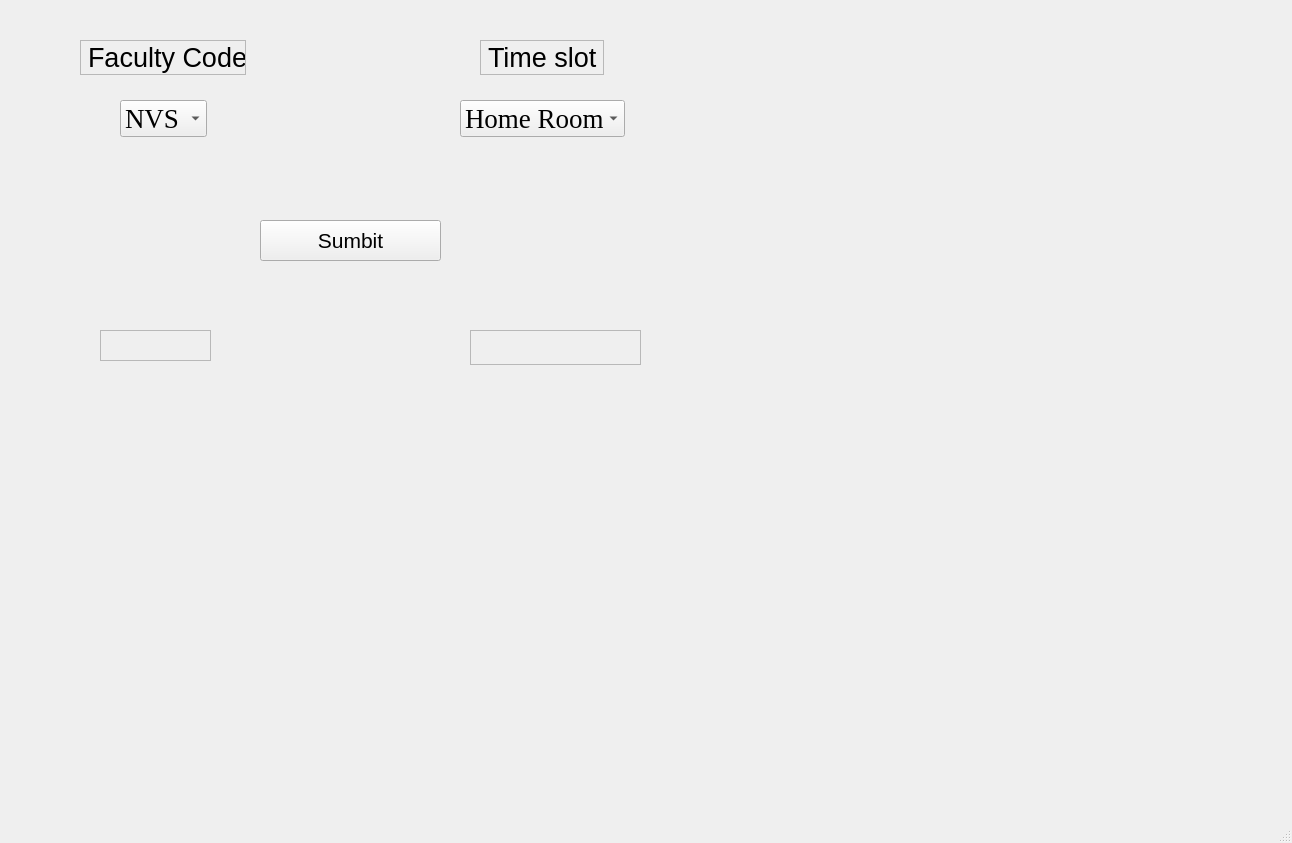
VaradMash/Teacher_Finder, file Gui/TeacherPortal1.ui: the form before one commit.
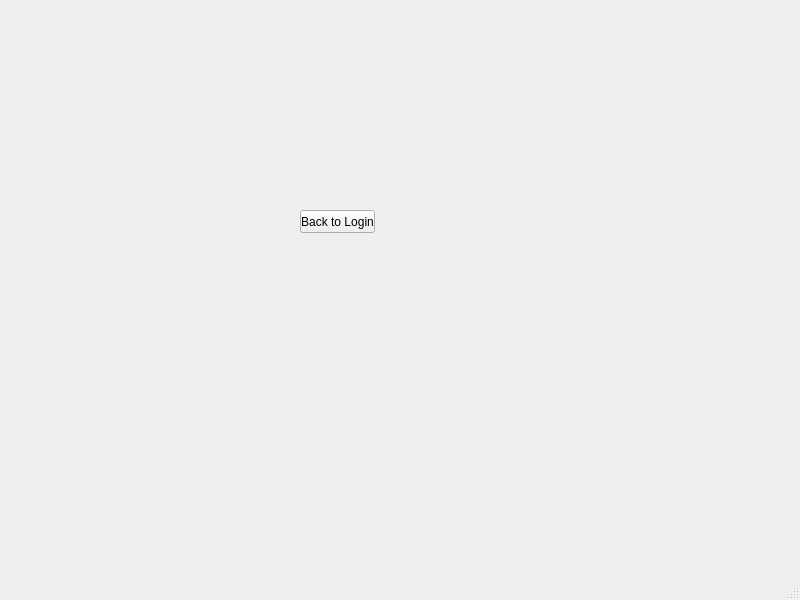
The form after the commit.

Diff of the .ui file:
```diff
--- a/Gui/TeacherPortal1.ui
+++ b/Gui/TeacherPortal1.ui
@@ -6,8 +6,8 @@
    <rect>
     <x>0</x>
     <y>0</y>
-    <width>1292</width>
-    <height>843</height>
+    <width>800</width>
+    <height>600</height>
    </rect>
   </property>
   <property name="windowTitle">
@@ -17,228 +17,14 @@
    <widget class="QPushButton" name="submitPB">
     <property name="geometry">
      <rect>
-      <x>260</x>
-      <y>220</y>
-      <width>181</width>
-      <height>41</height>
+      <x>300</x>
+      <y>210</y>
+      <width>75</width>
+      <height>23</height>
      </rect>
     </property>
-    <property name="font">
-     <font>
-      <pointsize>16</pointsize>
-     </font>
-    </property>
     <property name="text">
-     <string>Sumbit</string>
-    </property>
-   </widget>
-   <widget class="QComboBox" name="comboBox1">
-    <property name="geometry">
-     <rect>
-      <x>120</x>
-      <y>100</y>
-      <width>87</width>
-      <height>37</height>
-     </rect>
-    </property>
-    <property name="font">
-     <font>
-      <family>Times New Roman</family>
-      <pointsize>20</pointsize>
-     </font>
-    </property>
-    <property name="statusTip">
-     <string>Select the required faculty</string>
-    </property>
-    <property name="autoFillBackground">
-     <bool>false</bool>
-    </property>
-    <property name="editable">
-     <bool>false</bool>
-    </property>
-    <property name="maxVisibleItems">
-     <number>50</number>
-    </property>
-    <property name="sizeAdjustPolicy">
-     <enum>QComboBox::AdjustToContentsOnFirstShow</enum>
-    </property>
-    <property name="duplicatesEnabled">
-     <bool>false</bool>
-    </property>
-    <item>
-     <property name="text">
-      <string>NVS</string>
-     </property>
-    </item>
-    <item>
-     <property name="text">
-      <string>MDB</string>
-     </property>
-    </item>
-    <item>
-     <property name="text">
-      <string>NPS</string>
-     </property>
-    </item>
-    <item>
-     <property name="text">
-      <string>LL</string>
-     </property>
-    </item>
-   </widget>
-   <widget class="QLabel" name="labelx">
-    <property name="geometry">
-     <rect>
-      <x>100</x>
-      <y>330</y>
-      <width>111</width>
-      <height>31</height>
-     </rect>
-    </property>
-    <property name="font">
-     <font>
-      <pointsize>20</pointsize>
-     </font>
-    </property>
-    <property name="frameShape">
-     <enum>QFrame::StyledPanel</enum>
-    </property>
-    <property name="text">
-     <string/>
-    </property>
-   </widget>
-   <widget class="QLabel" name="label1">
-    <property name="geometry">
-     <rect>
-      <x>80</x>
-      <y>40</y>
-      <width>166</width>
-      <height>35</height>
-     </rect>
-    </property>
-    <property name="font">
-     <font>
-      <pointsize>20</pointsize>
-     </font>
-    </property>
-    <property name="frameShape">
-     <enum>QFrame::StyledPanel</enum>
-    </property>
-    <property name="text">
-     <string>Faculty Code</string>
-    </property>
-   </widget>
-   <widget class="QLabel" name="label2">
-    <property name="geometry">
-     <rect>
-      <x>480</x>
-      <y>40</y>
-      <width>124</width>
-      <height>35</height>
-     </rect>
-    </property>
-    <property name="font">
-     <font>
-      <pointsize>20</pointsize>
-     </font>
-    </property>
-    <property name="frameShape">
-     <enum>QFrame::StyledPanel</enum>
-    </property>
-    <property name="text">
-     <string>Time slot</string>
-    </property>
-   </widget>
-   <widget class="QComboBox" name="comboBox2">
-    <property name="geometry">
-     <rect>
-      <x>460</x>
-      <y>100</y>
-      <width>165</width>
-      <height>37</height>
-     </rect>
-    </property>
-    <property name="font">
-     <font>
-      <family>Times New Roman</family>
-      <pointsize>20</pointsize>
-     </font>
-    </property>
-    <property name="statusTip">
-     <string>Select the time slot</string>
-    </property>
-    <property name="autoFillBackground">
-     <bool>false</bool>
-    </property>
-    <property name="maxVisibleItems">
-     <number>50</number>
-    </property>
-    <property name="sizeAdjustPolicy">
-     <enum>QComboBox::AdjustToContentsOnFirstShow</enum>
-    </property>
-    <property name="duplicatesEnabled">
-     <bool>false</bool>
-    </property>
-    <item>
-     <property name="text">
-      <string>Home Room</string>
-     </property>
-    </item>
-    <item>
-     <property name="text">
-      <string>8:00-9:00</string>
-     </property>
-    </item>
-    <item>
-     <property name="text">
-      <string>9:00-10:00</string>
-     </property>
-    </item>
-    <item>
-     <property name="text">
-      <string>10:15-11:15</string>
-     </property>
-    </item>
-    <item>
-     <property name="text">
-      <string>11:15-12:15</string>
-     </property>
-    </item>
-    <item>
-     <property name="text">
-      <string>1:00-2:00</string>
-     </property>
-    </item>
-    <item>
-     <property name="text">
-      <string>2:00-3:00</string>
-     </property>
-    </item>
-    <item>
-     <property name="text">
-      <string>3:00-4:00</string>
-     </property>
-    </item>
-   </widget>
-   <widget class="QLabel" name="labely">
-    <property name="geometry">
-     <rect>
-      <x>470</x>
-      <y>330</y>
-      <width>171</width>
-      <height>35</height>
-     </rect>
-    </property>
-    <property name="font">
-     <font>
-      <pointsize>20</pointsize>
-     </font>
-    </property>
-    <property name="frameShape">
-     <enum>QFrame::StyledPanel</enum>
-    </property>
-    <property name="text">
-     <string/>
+     <string>Back to Login</string>
     </property>
    </widget>
   </widget>
```
Left out of the diff: 4 changed lines with no effect on the pictures.
